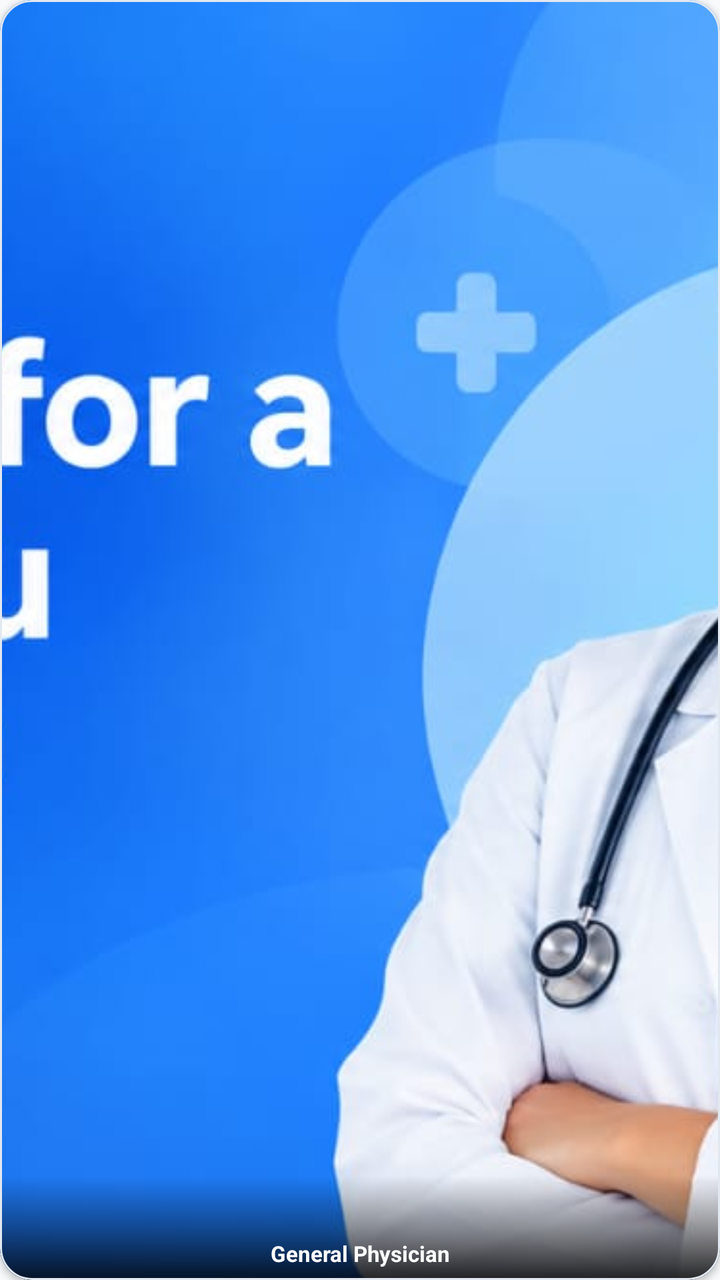
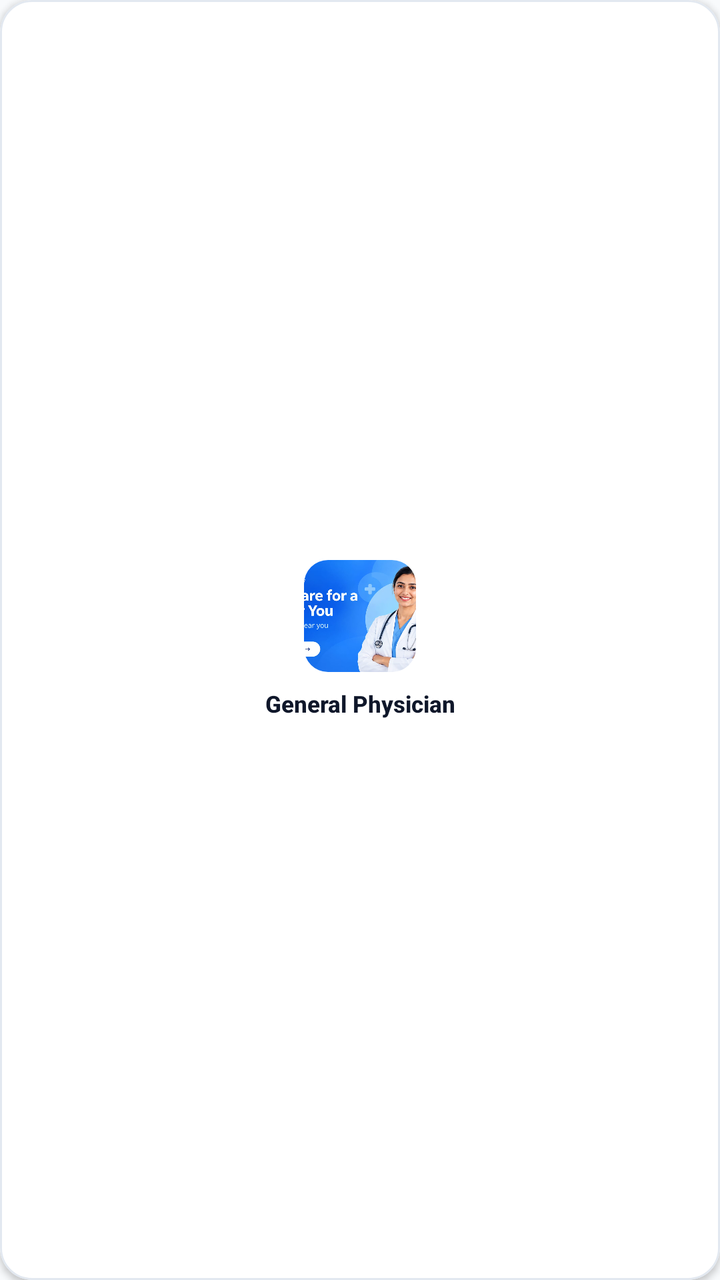

Before-and-after screenshots of an Android layout around one commit, followed by the original layout XML and the change that was made.
<!-- AndroidManifest.xml: application theme Theme.CareWell -->
<!-- res/layout/item_speciality.xml -->
<?xml version="1.0" encoding="utf-8"?>
<com.google.android.material.card.MaterialCardView xmlns:android="http://schemas.android.com/apk/res/android"
    xmlns:app="http://schemas.android.com/apk/res-auto"
    android:id="@+id/card_speciality"
    android:layout_width="match_parent"
    android:layout_height="110dp"
    android:layout_margin="3dp"
    android:clickable="true"
    android:focusable="true"
    android:foreground="?attr/selectableItemBackground"
    app:cardBackgroundColor="@color/surface_white"
    app:cardCornerRadius="16dp"
    app:cardElevation="2dp"
    app:strokeColor="@color/card_stroke"
    app:strokeWidth="1dp">

    <RelativeLayout
        android:layout_width="match_parent"
        android:layout_height="match_parent">

        <ImageView
            android:id="@+id/iv_speciality_image"
            android:layout_width="match_parent"
            android:layout_height="match_parent"
            android:contentDescription="Speciality Image"
            android:scaleType="centerCrop"
            android:src="@drawable/banner_1" />

        <View
            android:layout_width="match_parent"
            android:layout_height="52dp"
            android:layout_alignParentBottom="true"
            android:background="@drawable/bg_category_text_scrim" />

        <TextView
            android:id="@+id/tv_speciality_name"
            android:layout_width="match_parent"
            android:layout_height="wrap_content"
            android:layout_alignParentBottom="true"
            android:layout_marginBottom="6dp"
            android:paddingHorizontal="4dp"
            android:ellipsize="end"
            android:gravity="center"
            android:maxLines="2"
            android:text="General Physician"
            android:textColor="@color/white"
            android:textSize="11sp"
            android:textStyle="bold" />

    </RelativeLayout>

</com.google.android.material.card.MaterialCardView>
<!-- resources referenced by this layout -->
<resources>
  <color name="card_stroke">#E2E8F0</color>
  <color name="surface_white">#FFFFFF</color>
  <color name="white">#FFFFFF</color>
  <!-- drawable banner_1: jpeg bitmap (drawable, 99755 bytes) -->
  <!-- drawable bg_category_text_scrim (drawable) -->
  <?xml version="1.0" encoding="utf-8"?>
  <shape xmlns:android="http://schemas.android.com/apk/res/android">
      <gradient
          android:angle="270"
          android:startColor="#00000000"
          android:centerColor="#66000000"
          android:endColor="#D9000000" />
  </shape>
  <style name="Theme.CareWell" parent="Base.Theme.CareWell" />
  <style name="Base.Theme.CareWell" parent="Theme.Material3.Light.NoActionBar">
          <item name="colorPrimary">@color/primary</item>
          <item name="colorPrimaryVariant">@color/primary_dark</item>
          <item name="colorOnPrimary">@color/white</item>
          <item name="colorSecondary">@color/secondary</item>
          <item name="colorSecondaryVariant">@color/secondary</item>
          <item name="colorOnSecondary">@color/white</item>
          <item name="android:statusBarColor">@color/white</item>
          <item name="android:windowLightStatusBar">true</item>
          <item name="android:windowBackground">@color/background_light</item>
          <item name="colorSecondaryContainer">@color/primary_light</item>
          <item name="colorOnSecondaryContainer">@color/primary</item>
          <item name="android:navigationBarColor">@color/white</item>
          <item name="android:windowLightNavigationBar" tools:targetApi="o_mr1">true</item>
      </style>
  <color name="primary">#152C69</color>
  <color name="primary_dark">#0D1D47</color>
  <color name="secondary">#2563EB</color>
  <color name="background_light">#F8FAFC</color>
  <color name="primary_light">#EBF1FF</color>
</resources>

<!-- the commit's change to res/layout/item_speciality.xml (unified diff, before → after) -->
@@ -2,9 +2,10 @@
 <com.google.android.material.card.MaterialCardView xmlns:android="http://schemas.android.com/apk/res/android"
     xmlns:app="http://schemas.android.com/apk/res-auto"
     android:id="@+id/card_speciality"
-    android:layout_width="match_parent"
-    android:layout_height="110dp"
-    android:layout_margin="3dp"
+    android:layout_width="88dp"
+    android:layout_height="114dp"
+    android:layout_marginHorizontal="5dp"
+    android:layout_marginVertical="4dp"
     android:clickable="true"
     android:focusable="true"
     android:foreground="?attr/selectableItemBackground"
@@ -14,39 +15,45 @@
     app:strokeColor="@color/card_stroke"
     app:strokeWidth="1dp">
 
-    <RelativeLayout
+    <LinearLayout
         android:layout_width="match_parent"
-        android:layout_height="match_parent">
+        android:layout_height="match_parent"
+        android:gravity="center"
+        android:orientation="vertical"
+        android:paddingHorizontal="4dp"
+        android:paddingVertical="8dp">
 
-        <ImageView
-            android:id="@+id/iv_speciality_image"
-            android:layout_width="match_parent"
-            android:layout_height="match_parent"
-            android:contentDescription="Speciality Image"
-            android:scaleType="centerCrop"
-            android:src="@drawable/banner_1" />
+        <FrameLayout
+            android:layout_width="56dp"
+            android:layout_height="56dp"
+            android:background="@drawable/bg_squircle_icon">
 
-        <View
-            android:layout_width="match_parent"
-            android:layout_height="52dp"
-            android:layout_alignParentBottom="true"
-            android:background="@drawable/bg_category_text_scrim" />
+            <com.google.android.material.imageview.ShapeableImageView
+                android:id="@+id/iv_speciality_image"
+                android:layout_width="match_parent"
+                android:layout_height="match_parent"
+                android:contentDescription="Speciality Image"
+                android:scaleType="centerCrop"
+                android:src="@drawable/banner_1"
+                app:shapeAppearanceOverlay="@style/ShapeAppearanceOverlay.App.Corner12dp" />
+
+        </FrameLayout>
 
         <TextView
             android:id="@+id/tv_speciality_name"
             android:layout_width="match_parent"
             android:layout_height="wrap_content"
-            android:layout_alignParentBottom="true"
-            android:layout_marginBottom="6dp"
-            android:paddingHorizontal="4dp"
+            android:layout_marginTop="8dp"
             android:ellipsize="end"
+            android:fontFamily="sans-serif-medium"
             android:gravity="center"
             android:maxLines="2"
+            android:paddingHorizontal="2dp"
             android:text="General Physician"
-            android:textColor="@color/white"
-            android:textSize="11sp"
+            android:textColor="@color/text_primary"
+            android:textSize="11.5sp"
             android:textStyle="bold" />
 
-    </RelativeLayout>
+    </LinearLayout>
 
 </com.google.android.material.card.MaterialCardView>
<!-- resource entries referenced after the edit -->
@@ -2,17 +2,19 @@
 <resources>
   <color name="card_stroke">#E2E8F0</color>
   <color name="surface_white">#FFFFFF</color>
+  <color name="text_primary">#0F172A</color>
   <color name="white">#FFFFFF</color>
   <!-- drawable banner_1: jpeg bitmap (drawable, 99755 bytes) -->
-  <!-- drawable bg_category_text_scrim (drawable) -->
+  <!-- drawable bg_squircle_icon (drawable) -->
   <?xml version="1.0" encoding="utf-8"?>
-  <shape xmlns:android="http://schemas.android.com/apk/res/android">
-      <gradient
-          android:angle="270"
-          android:startColor="#00000000"
-          android:centerColor="#66000000"
-          android:endColor="#D9000000" />
+  <shape xmlns:android="http://schemas.android.com/apk/res/android"
+      android:shape="rectangle">
+      <solid android:color="@color/primary_light" />
+      <corners android:radius="14dp" />
   </shape>
+  <style name="ShapeAppearanceOverlay.App.Corner12dp" parent="">
+          <item name="cornerSize">12dp</item>
+      </style>
   <style name="Theme.CareWell" parent="Base.Theme.CareWell" />
   <style name="Base.Theme.CareWell" parent="Theme.Material3.Light.NoActionBar">
           <item name="colorPrimary">@color/primary</item>
@@ -33,6 +35,6 @@
   <color name="primary_dark">#0D1D47</color>
   <color name="secondary">#2563EB</color>
   <color name="background_light">#F8FAFC</color>
-  <color name="primary_light">#EBF1FF</color>
+  <color name="primary_light">#EEF4FF</color>
 </resources>
 
